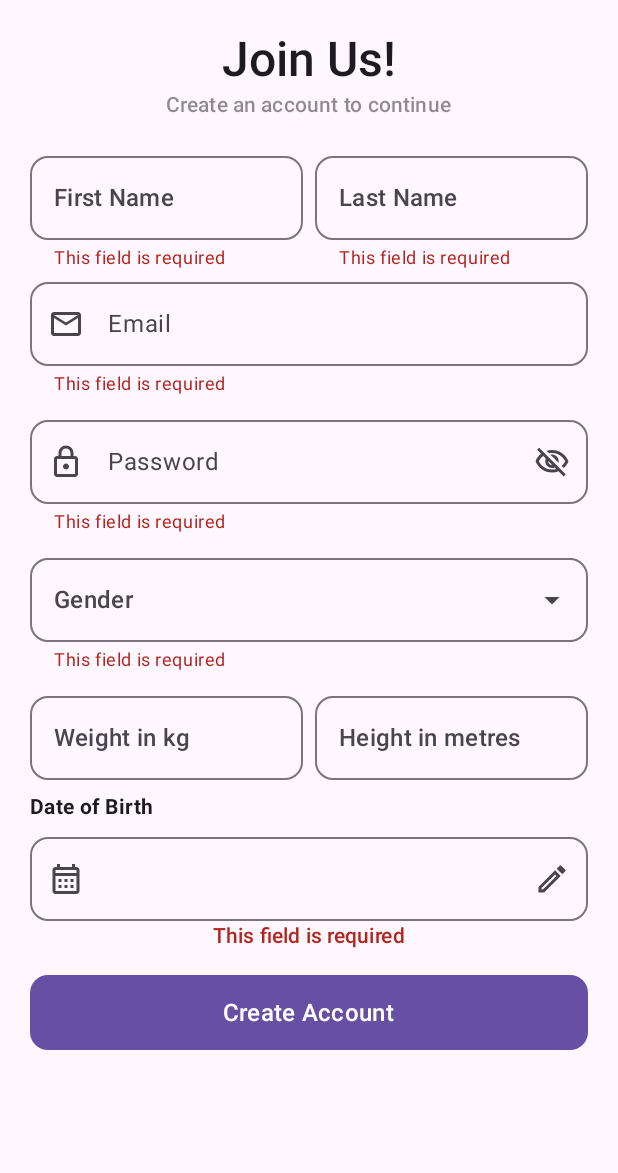
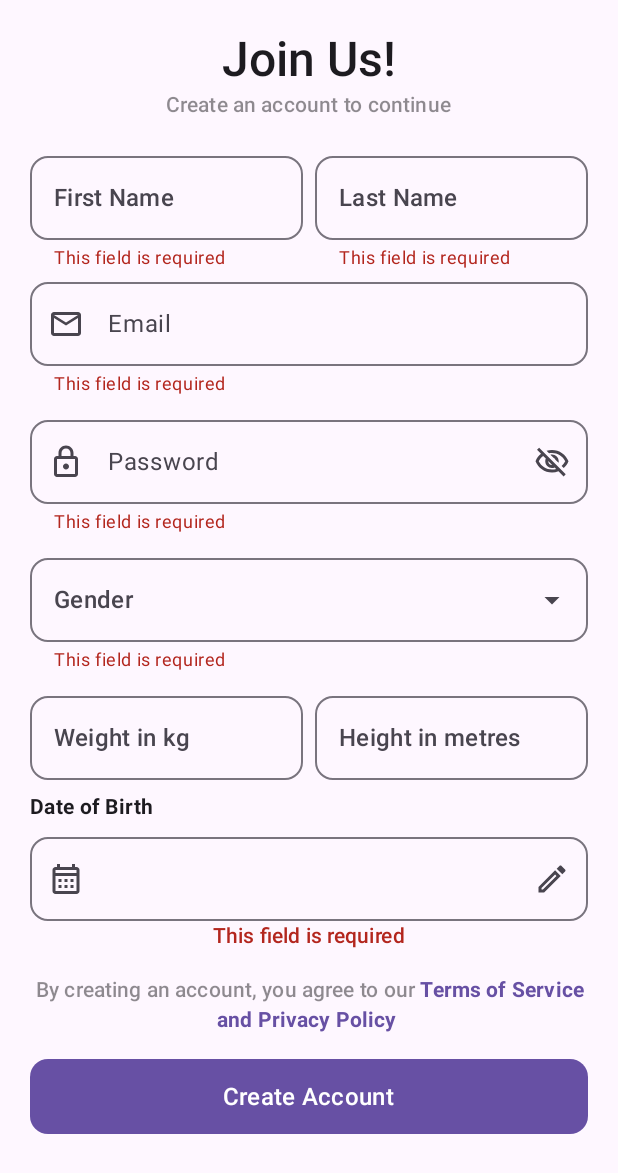
Before and after one commit to Darius253/EHGuardian, an Android app built with Jetpack Compose: the composable SignUpScreen shown on its own in the app's theme, on a phone screen of 412 x 824 dp. Shown: the top 1173 px of the screen. Run offline under Robolectric (Android 15) with nearby library versions, the phone set to English and light mode, and no system bars; our stand-ins replace Firebase (no records; nobody signed in at launch, a user with empty details on screens opened directly), livedata-compose; pictures from the network do not load; 1 statement that could not run was skipped.

Commit message:
Added Privacy link to sign up page

```diff
--- a/app/src/main/java/com/tron/ehguardian/ui/screens/authenticationScreens/signUp/signUpScreen.kt
+++ b/app/src/main/java/com/tron/ehguardian/ui/screens/authenticationScreens/signUp/signUpScreen.kt
@@ -1,6 +1,8 @@
 package com.tron.ehguardian.ui.screens.authenticationScreens.signUp
 
+import androidx.compose.foundation.clickable
 import androidx.compose.foundation.layout.*
+import androidx.compose.foundation.lazy.LazyColumn
 import androidx.compose.foundation.shape.RoundedCornerShape
 import androidx.compose.foundation.text.KeyboardOptions
 import androidx.compose.material.icons.Icons
@@ -12,16 +14,23 @@ import androidx.compose.runtime.saveable.rememberSaveable
 import androidx.compose.ui.Alignment
 import androidx.compose.ui.Modifier
 import androidx.compose.ui.platform.LocalContext
+import androidx.compose.ui.text.SpanStyle
+import androidx.compose.ui.text.buildAnnotatedString
 import androidx.compose.ui.text.font.FontWeight
 import androidx.compose.ui.text.input.KeyboardType
+import androidx.compose.ui.text.style.TextAlign
+import androidx.compose.ui.text.withStyle
 import androidx.compose.ui.unit.dp
 import androidx.lifecycle.viewmodel.compose.viewModel
 import com.tron.ehguardian.data.models.UserModel
 import com.tron.ehguardian.ui.AppViewModelProvider
 import com.tron.ehguardian.ui.screens.authenticationScreens.login.EmailTextField
 import com.tron.ehguardian.ui.screens.authenticationScreens.login.PasswordTextField
+import com.tron.ehguardian.ui.screens.homeScreens.healthDataScreen.WebViewPage
 import com.tron.ehguardian.ui.screens.homeScreens.profile.DateOfBirthInputField
 import com.tron.ehguardian.ui.screens.homeScreens.profile.DatePickerModal
+import com.tron.ehguardian.ui.screens.homeScreens.settings.ModalBottomHeader
+import kotlinx.coroutines.launch
 import java.time.LocalDateTime
 import java.time.format.DateTimeFormatter
 import java.util.Date
@@ -48,6 +57,8 @@ fun SignUpScreen(
     val isLoading by signUpViewModel.isLoading.observeAsState(false)
     var showCalendar by rememberSaveable { mutableStateOf(false) }
     val datePickerState = rememberDatePickerState()
+    val sheetState = rememberModalBottomSheetState()
+
 
     val createdDate = LocalDateTime.now()
 
@@ -56,11 +67,13 @@ fun SignUpScreen(
 
 // Format the createdDate to the required format
     val formattedDate = createdDate.format(formatter)
+    val coroutineScope = rememberCoroutineScope()
 
 
 
 
     val context = LocalContext.current
+
 
     Column(
         modifier = modifier
@@ -68,6 +81,30 @@ fun SignUpScreen(
             .fillMaxSize(),
         horizontalAlignment = Alignment.CenterHorizontally
     ) {
+        if (sheetState.isVisible) {
+            ModalBottomSheet(
+                modifier = Modifier.fillMaxHeight(0.9f),
+                containerColor = MaterialTheme.colorScheme.background,
+                onDismissRequest ={
+                    coroutineScope.launch {
+                        sheetState.hide()}},
+                shape = RoundedCornerShape(topStart = 12.dp, topEnd = 12.dp),
+                sheetState = sheetState,
+                dragHandle = {
+                    ModalBottomHeader(
+                        headerText = "Privacy Policy",
+                        onDismiss = {
+                            coroutineScope.launch {
+                                sheetState.hide()}}
+                    )
+                }
+            ) {
+                LazyColumn{
+                item{
+                        WebViewPage(url = "https://www.termsfeed.com/live/f0ceea68-5d15-43d8-aa10-af02b4718de3")
+                    }                }
+                }
+        }
         // Welcome Text
         Text(
             text = "Join Us!",
@@ -245,6 +282,30 @@ fun SignUpScreen(
 
         Spacer(modifier = Modifier.height(16.dp))
 
+            Text(
+                text = buildAnnotatedString {
+                    append("By creating an account, you agree to our ")
+                    withStyle(style = SpanStyle(color = MaterialTheme.colorScheme.primary, fontWeight = FontWeight.Bold)) {
+                        append("Terms of Service and Privacy Policy ")
+                    }
+                },
+                style = MaterialTheme.typography.titleSmall,
+                color = MaterialTheme.colorScheme.onSurface.copy(alpha = 0.5f),
+                textAlign = TextAlign.Center,
+                modifier = Modifier
+                    .fillMaxWidth()
+                    .clickable {
+                        coroutineScope.launch {
+                            sheetState.show()
+                        }
+
+                    }
+
+            )
+
+
+        Spacer(modifier = Modifier.height(16.dp))
+
         // Sign Up Button
         if (!isLoading)
         Button(
```
